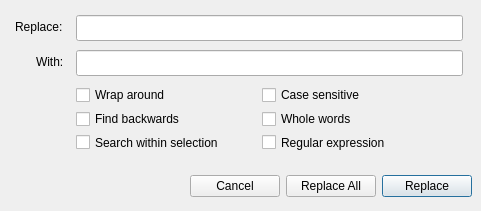
Sharpie/TeXworks, file Replace.ui: the form before one commit.
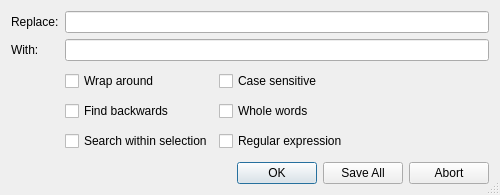
The form after the commit.

Patch:
```diff
--- a/Replace.ui
+++ b/Replace.ui
@@ -8,41 +8,57 @@
    <rect>
     <x>0</x>
     <y>0</y>
-    <width>481</width>
-    <height>211</height>
+    <width>500</width>
+    <height>195</height>
    </rect>
   </property>
   <property name="windowTitle" >
    <string>Replace</string>
   </property>
   <property name="sizeGripEnabled" >
-   <bool>false</bool>
+   <bool>true</bool>
   </property>
   <property name="modal" >
    <bool>true</bool>
   </property>
+  <layout class="QGridLayout" >
+   <item row="0" column="0" >
   <widget class="QLabel" name="label" >
-   <property name="geometry" >
-    <rect>
-     <x>15</x>
-     <y>18</y>
-     <width>52</width>
-     <height>18</height>
-    </rect>
-   </property>
    <property name="text" >
     <string>Replace:</string>
    </property>
   </widget>
-  <widget class="QWidget" name="layoutWidget" >
-   <property name="geometry" >
-    <rect>
-     <x>76</x>
-     <y>86</y>
-     <width>169</width>
-     <height>65</height>
-    </rect>
-   </property>
+   </item>
+   <item row="0" column="1" >
+    <widget class="QLineEdit" name="searchText" >
+     <property name="sizePolicy" >
+      <sizepolicy vsizetype="Fixed" hsizetype="Expanding" >
+       <horstretch>1</horstretch>
+       <verstretch>0</verstretch>
+      </sizepolicy>
+     </property>
+    </widget>
+   </item>
+   <item row="1" column="0" >
+    <widget class="QLabel" name="label_2" >
+     <property name="text" >
+      <string>With:</string>
+     </property>
+    </widget>
+   </item>
+   <item row="1" column="1" >
+    <widget class="QLineEdit" name="replaceText" >
+     <property name="sizePolicy" >
+      <sizepolicy vsizetype="Fixed" hsizetype="Expanding" >
+       <horstretch>1</horstretch>
+       <verstretch>0</verstretch>
+      </sizepolicy>
+     </property>
+    </widget>
+   </item>
+   <item row="2" column="1" >
+    <layout class="QHBoxLayout" >
+     <item>
    <layout class="QVBoxLayout" >
     <item>
      <widget class="QCheckBox" name="checkBox_wrap" >
@@ -66,16 +82,8 @@
      </widget>
     </item>
    </layout>
-  </widget>
-  <widget class="QWidget" name="layoutWidget" >
-   <property name="geometry" >
-    <rect>
-     <x>262</x>
-     <y>86</y>
-     <width>144</width>
-     <height>65</height>
-    </rect>
-   </property>
+     </item>
+     <item>
    <layout class="QVBoxLayout" >
     <item>
      <widget class="QCheckBox" name="checkBox_case" >
@@ -99,94 +107,81 @@
      </widget>
     </item>
    </layout>
-  </widget>
-  <widget class="QLineEdit" name="searchText" >
-   <property name="geometry" >
-    <rect>
-     <x>76</x>
-     <y>15</y>
-     <width>387</width>
-     <height>26</height>
-    </rect>
-   </property>
-  </widget>
+     </item>
+     <item>
+      <layout class="QVBoxLayout" >
+       <property name="bottomMargin" >
+        <number>3</number>
+       </property>
+       <item>
+        <spacer>
+         <property name="orientation" >
+          <enum>Qt::Vertical</enum>
+         </property>
+         <property name="sizeHint" >
+          <size>
+           <width>20</width>
+           <height>31</height>
+          </size>
+         </property>
+        </spacer>
+       </item>
+       <item>
   <widget class="QLabel" name="regexStatus" >
-   <property name="geometry" >
-    <rect>
-     <x>282</x>
-     <y>151</y>
-     <width>191</width>
-     <height>17</height>
-    </rect>
-   </property>
-   <property name="font" >
-    <font>
-     <pointsize>9</pointsize>
-    </font>
+         <property name="palette" >
+          <palette>
+           <active>
+            <colorrole role="WindowText" >
+             <brush brushstyle="SolidPattern" >
+              <color alpha="255" >
+               <red>255</red>
+               <green>0</green>
+               <blue>0</blue>
+              </color>
+             </brush>
+            </colorrole>
+           </active>
+           <inactive>
+            <colorrole role="WindowText" >
+             <brush brushstyle="SolidPattern" >
+              <color alpha="255" >
+               <red>255</red>
+               <green>0</green>
+               <blue>0</blue>
+              </color>
+             </brush>
+            </colorrole>
+           </inactive>
+           <disabled>
+            <colorrole role="WindowText" >
+             <brush brushstyle="SolidPattern" >
+              <color alpha="255" >
+               <red>127</red>
+               <green>127</green>
+               <blue>127</blue>
+              </color>
+             </brush>
+            </colorrole>
+           </disabled>
+          </palette>
    </property>
    <property name="text" >
     <string/>
    </property>
   </widget>
-  <widget class="QLabel" name="label_2" >
-   <property name="geometry" >
-    <rect>
-     <x>36</x>
-     <y>53</y>
-     <width>32</width>
-     <height>18</height>
-    </rect>
-   </property>
-   <property name="text" >
-    <string>With:</string>
-   </property>
-  </widget>
-  <widget class="QLineEdit" name="replaceText" >
-   <property name="geometry" >
-    <rect>
-     <x>76</x>
-     <y>50</y>
-     <width>387</width>
-     <height>26</height>
-    </rect>
-   </property>
-  </widget>
-  <widget class="QWidget" name="" >
-   <property name="geometry" >
-    <rect>
-     <x>190</x>
-     <y>170</y>
-     <width>282</width>
-     <height>32</height>
-    </rect>
-   </property>
-   <layout class="QHBoxLayout" >
-    <item>
-     <widget class="QPushButton" name="pushButton_cancel" >
-      <property name="text" >
-       <string>Cancel</string>
-      </property>
-     </widget>
-    </item>
-    <item>
-     <widget class="QPushButton" name="pushButton_replaceAll" >
-      <property name="text" >
-       <string>Replace All</string>
-      </property>
-     </widget>
-    </item>
-    <item>
-     <widget class="QPushButton" name="pushButton_replace" >
-      <property name="text" >
-       <string>Replace</string>
-      </property>
-      <property name="default" >
-       <bool>true</bool>
-      </property>
+       </item>
+      </layout>
+     </item>
+    </layout>
+   </item>
+   <item row="3" column="1" >
+    <widget class="QDialogButtonBox" name="buttonBox" >
+     <property name="standardButtons" >
+      <set>QDialogButtonBox::Abort|QDialogButtonBox::NoButton|QDialogButtonBox::Ok|QDialogButtonBox::SaveAll</set>
+     </property>
      </widget>
     </item>
    </layout>
-  </widget>
  </widget>
  <tabstops>
   <tabstop>searchText</tabstop>
```
Left out of the diff: 3 changed lines with no effect on the pictures. Lines whose indentation alone changed are shown as unchanged.
